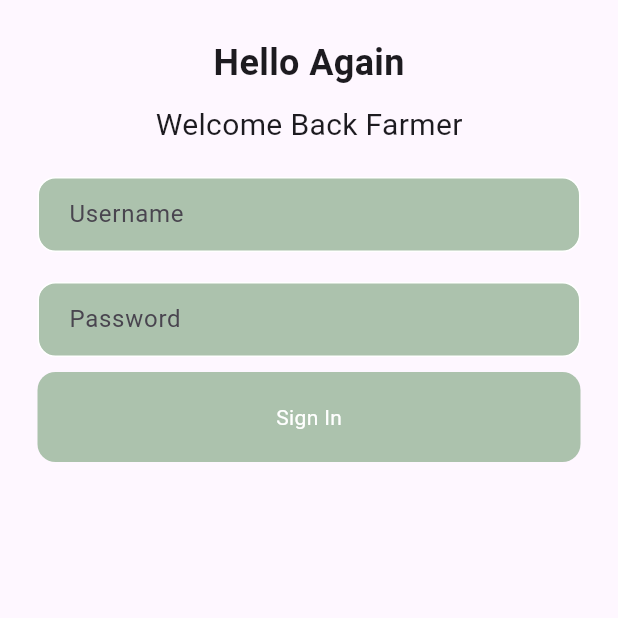
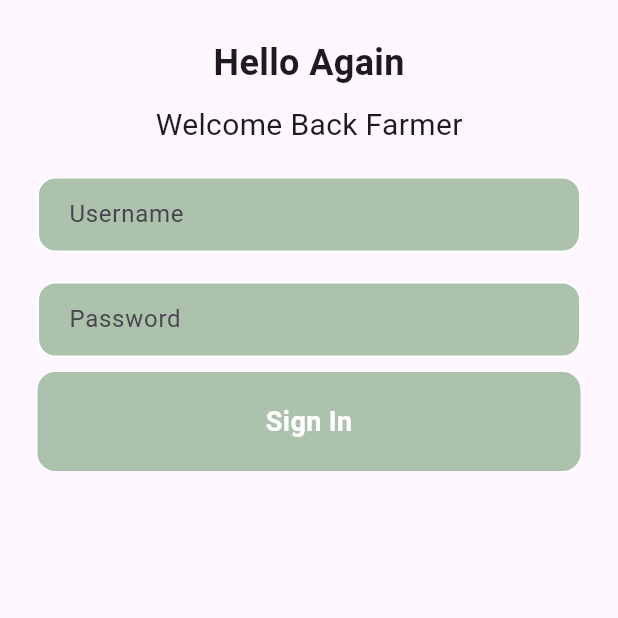
Before and after one commit to hoodpoet07/farm-management-system, a Flutter app: the screen it shows after launch, on a phone screen of 412 x 824 dp, the top half of it. Run offline on Flutter 3.47's test engine with Material 3 defaults, Android fonts, the phone set to English and light mode, and no system bars; our stand-ins replace sqflite; accounts and stored records are empty.

```diff
--- a/lib/screens/login/login.dart
+++ b/lib/screens/login/login.dart
@@ -84,10 +84,12 @@ class LoginScreen extends StatelessWidget {
                   child: Center(
                     child: Text(
                       'Sign In',
-                      style: TextStyle(color: Colors.white,
-
-
-                      )),
+                      style: TextStyle(
+                        color: Colors.white,
+                        fontWeight: FontWeight.bold,
+                        fontSize: 18,
+                        ),
+                    ),
                   ),
                 ),
               ),
--- a/pubspec.yaml
+++ b/pubspec.yaml
@@ -37,6 +37,8 @@ dependencies:
 
   sqflite: ^2.3.2
   path: ^1.9.1
+
+  url_launcher: ^6.3.0
   # The "flutter_lints" package below contains a set of recommended lints to
   # encourage good coding practices. The lint set provided by the package is
   # activated in the `analysis_options.yaml` file located at the root of your
```
Also changed, not shown: pubspec.lock, 7 other files.
